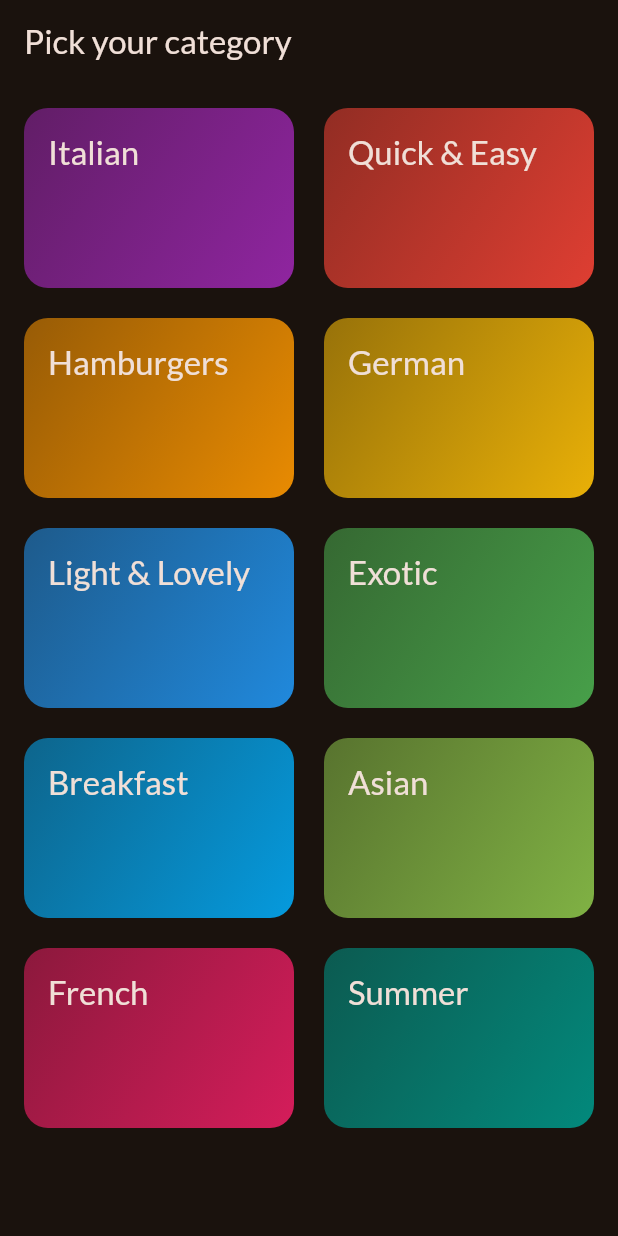
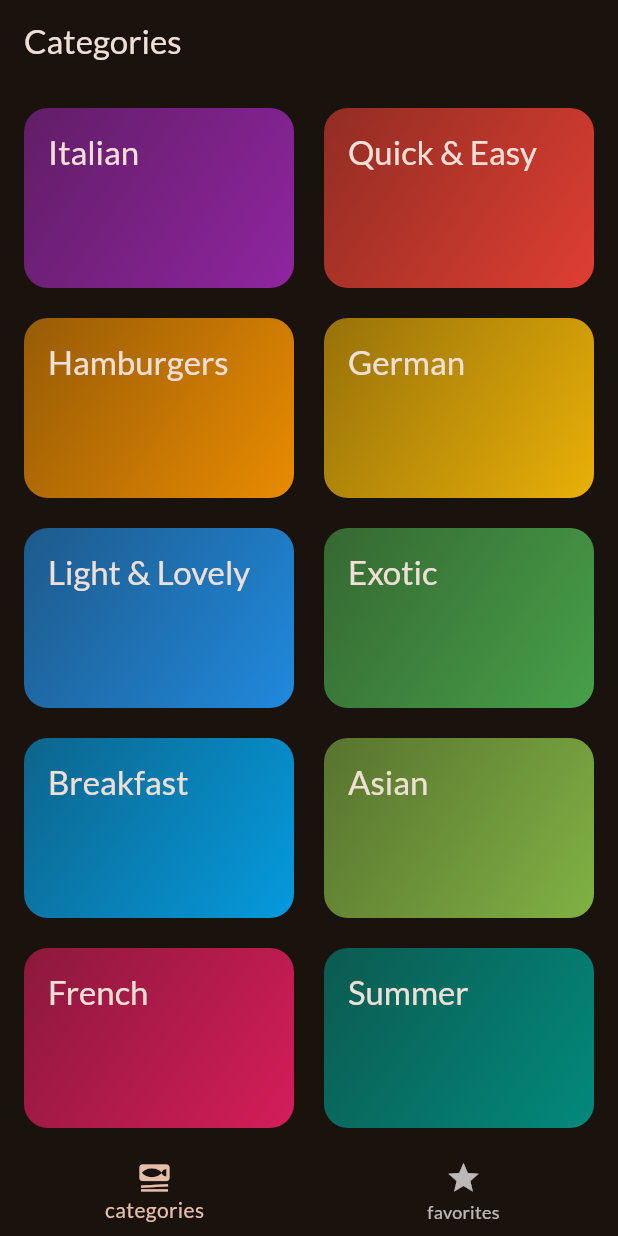
Before and after one commit to Shamimkhan1406/Meals-App, a Flutter app: the screen it shows after launch, on a phone screen of 412 x 824 dp. Run offline on Flutter 3.47's test engine with Material 3 defaults, Android fonts, the phone set to English and light mode, and no system bars; our stand-ins replace google_fonts, transparent_image.

Commit message:
adding tab based navigations

```diff
--- a/lib/main.dart
+++ b/lib/main.dart
@@ -1,6 +1,6 @@
 import 'package:flutter/material.dart';
 import 'package:google_fonts/google_fonts.dart';
-import 'package:meals_app/screen/category_screen.dart';
+import 'package:meals_app/screen/tabs.dart';
 
 final theme = ThemeData(
   useMaterial3: true,
@@ -21,7 +21,7 @@ class App extends StatelessWidget {
   Widget build(BuildContext context) {
     return MaterialApp(
       theme: theme,
-      home: const CategoryScreen(),
+      home: const TabsScreen(),
       //const MealsScreen(title: 'some category', meals: dummyMeals),
     );
   }
--- a/lib/screen/category_screen.dart
+++ b/lib/screen/category_screen.dart
@@ -17,11 +17,7 @@ class CategoryScreen extends StatelessWidget {
 
   @override
   Widget build(BuildContext context) {
-    return Scaffold(
-      appBar: AppBar(
-        title: const Text("Pick your category"),
-      ),
-      body: GridView(
+    return GridView(
         padding: const EdgeInsets.all(16),
         gridDelegate: const SliverGridDelegateWithFixedCrossAxisCount(
           crossAxisCount: 2,
@@ -44,7 +40,6 @@ class CategoryScreen extends StatelessWidget {
         //   Text('5',style: TextStyle(color: Colors.white),),
         //   Text('6',style: TextStyle(color: Colors.white),),
         // ],
-      ),
-    );
+      );
   }
 }
--- /dev/null
+++ b/lib/screen/tabs.dart
@@ -0,0 +1,44 @@
+import 'package:flutter/material.dart';
+import 'package:meals_app/screen/category_screen.dart';
+import 'package:meals_app/screen/meals.dart';
+
+class TabsScreen extends StatefulWidget {
+  const TabsScreen({super.key});
+
+  @override
+  State<TabsScreen> createState() => _TabsScreenState();
+}
+
+class _TabsScreenState extends State<TabsScreen> {
+  int _selectedPageIndex = 0;
+  void _selectPage(int index)
+  {
+    setState(() {
+      _selectedPageIndex = index;
+    });
+  }
+  @override
+  Widget build(BuildContext context) {
+    Widget activeScreen = const CategoryScreen();
+    var activePageTitle = 'Categories';
+    if(_selectedPageIndex == 1)
+    {
+      activeScreen = const MealsScreen(meals: []);
+      activePageTitle = 'Your Favorites';
+    }
+    return Scaffold(
+      appBar: AppBar(
+        title: Text(activePageTitle),
+      ),
+      body: activeScreen,
+      bottomNavigationBar: BottomNavigationBar(
+        onTap: _selectPage,
+        currentIndex: _selectedPageIndex,
+        items: const[
+          BottomNavigationBarItem(icon: Icon(Icons.set_meal,),label: 'categories'),
+          BottomNavigationBarItem(icon: Icon(Icons.star,),label: 'favorites'),
+        ]
+      ),
+    );
+  }
+}
```
Also changed, not shown: lib/screen/meals.dart (+7 -3 lines).
